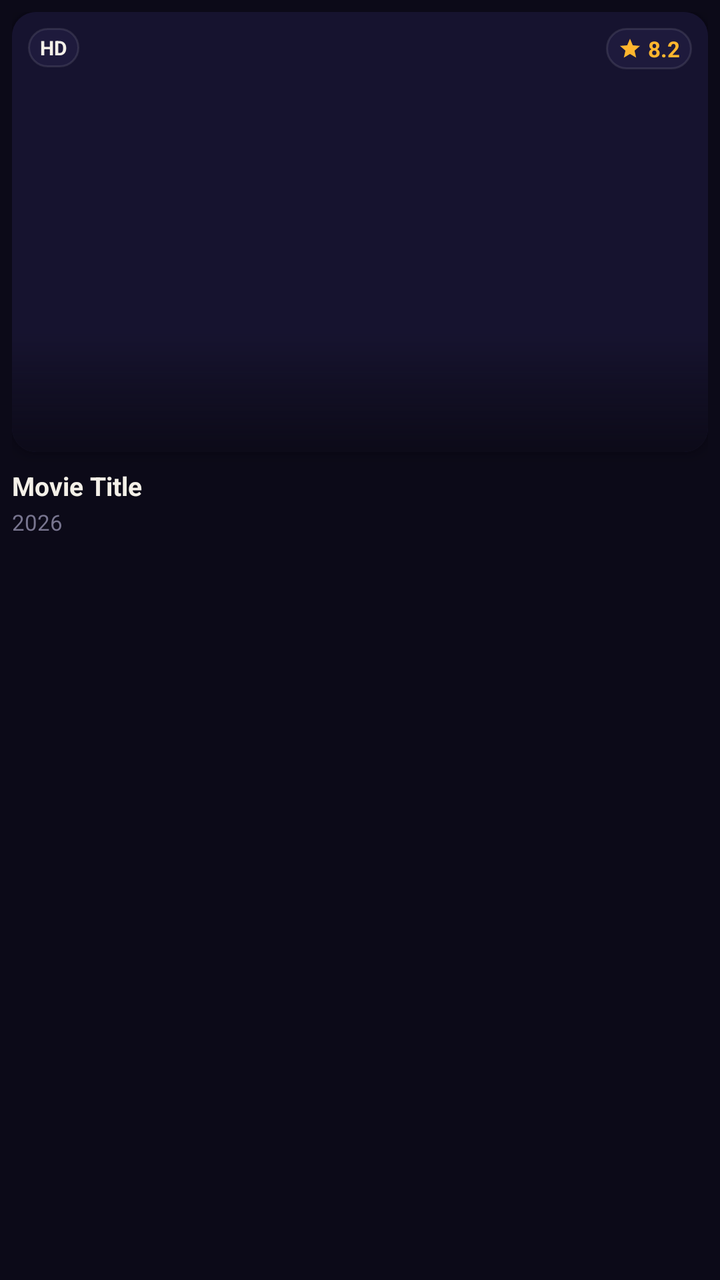
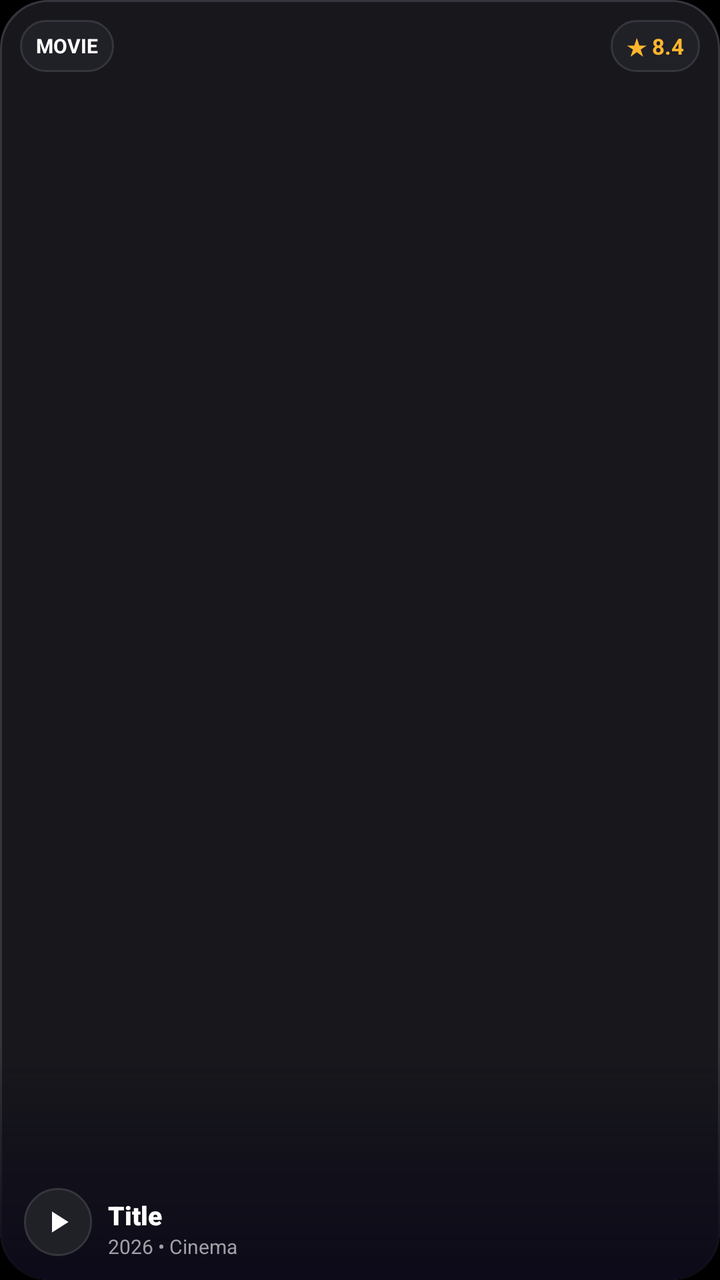

Two renders of the same Android screen: before a commit and after it. Below are the layout's source before the change and the commit's diff.
<!-- AndroidManifest.xml: application theme Theme.ElitePlex -->
<!-- res/layout/item_content_poster_grid.xml -->
<?xml version="1.0" encoding="utf-8"?>
<LinearLayout xmlns:android="http://schemas.android.com/apk/res/android"
    xmlns:app="http://schemas.android.com/apk/res-auto"
    android:layout_width="match_parent"
    android:layout_height="wrap_content"
    android:orientation="vertical"
    android:padding="6dp"
    android:clickable="true"
    android:focusable="true"
    android:foreground="?attr/selectableItemBackground">

    <androidx.cardview.widget.CardView
        android:layout_width="match_parent"
        android:layout_height="220dp"
        app:cardCornerRadius="12dp"
        app:cardElevation="4dp"
        app:cardBackgroundColor="@color/bg_surface">

        <ImageView
            android:id="@+id/iv_poster"
            android:layout_width="match_parent"
            android:layout_height="match_parent"
            android:scaleType="centerCrop"
            android:background="@drawable/bg_poster_placeholder"
            android:contentDescription="Poster" />

        <View
            android:layout_width="match_parent"
            android:layout_height="60dp"
            android:layout_gravity="bottom"
            android:background="@drawable/bg_gradient_overlay" />

        
        <LinearLayout
            android:id="@+id/layout_rating"
            android:layout_width="wrap_content"
            android:layout_height="wrap_content"
            android:layout_gravity="top|end"
            android:layout_margin="8dp"
            android:gravity="center_vertical"
            android:background="@drawable/bg_chip"
            android:paddingHorizontal="6dp"
            android:paddingVertical="3dp">

            <ImageView
                android:layout_width="12dp"
                android:layout_height="12dp"
                android:src="@drawable/ic_star"
                android:contentDescription="Rating" />

            <TextView
                android:id="@+id/tv_rating"
                android:layout_width="wrap_content"
                android:layout_height="wrap_content"
                android:layout_marginStart="3dp"
                android:text="8.2"
                android:textColor="@color/accent_gold"
                android:textSize="11sp"
                android:textStyle="bold" />
        </LinearLayout>

        
        <TextView
            android:id="@+id/tv_badge_type"
            android:layout_width="wrap_content"
            android:layout_height="wrap_content"
            android:layout_gravity="top|start"
            android:layout_margin="8dp"
            android:background="@drawable/bg_chip"
            android:paddingHorizontal="6dp"
            android:paddingVertical="3dp"
            android:text="HD"
            android:textAllCaps="true"
            android:textColor="@color/text_primary"
            android:textSize="10sp"
            android:textStyle="bold" />
    </androidx.cardview.widget.CardView>

    <TextView
        android:id="@+id/tv_title"
        android:layout_width="match_parent"
        android:layout_height="wrap_content"
        android:layout_marginTop="8dp"
        android:ellipsize="end"
        android:maxLines="1"
        android:text="Movie Title"
        android:textColor="@color/text_primary"
        android:textSize="13sp"
        android:textStyle="bold" />

    <TextView
        android:id="@+id/tv_year"
        android:layout_width="match_parent"
        android:layout_height="wrap_content"
        android:layout_marginTop="2dp"
        android:text="2026"
        android:textColor="@color/text_dim"
        android:textSize="11sp" />

</LinearLayout>
<!-- resources referenced by this layout -->
<resources>
  <color name="accent_gold">#FFB62E</color>
  <color name="bg_surface">#16132F</color>
  <color name="text_dim">#78758F</color>
  <color name="text_primary">#F4F0E8</color>
  <!-- drawable bg_chip (drawable) -->
  <?xml version="1.0" encoding="utf-8"?>
  <shape xmlns:android="http://schemas.android.com/apk/res/android">
      <solid android:color="@color/chip_bg" />
      <corners android:radius="999dp" />
      <stroke
          android:width="1dp"
          android:color="@color/card_stroke" />
  </shape>
  <!-- drawable bg_gradient_overlay (drawable) -->
  <?xml version="1.0" encoding="utf-8"?>
  <shape xmlns:android="http://schemas.android.com/apk/res/android">
      <gradient
          android:angle="270"
          android:startColor="#00000000"
          android:centerColor="#880C0A18"
          android:endColor="#FF0C0A18" />
  </shape>
  <!-- drawable bg_poster_placeholder (drawable) -->
  <?xml version="1.0" encoding="utf-8"?>
  <shape xmlns:android="http://schemas.android.com/apk/res/android">
      <solid android:color="@color/bg_surface" />
      <corners android:radius="10dp" />
  </shape>
  <!-- drawable ic_star (drawable) -->
  <vector xmlns:android="http://schemas.android.com/apk/res/android"
      android:width="24dp"
      android:height="24dp"
      android:viewportWidth="24"
      android:viewportHeight="24">
      <path
          android:fillColor="@color/accent_gold"
          android:pathData="M12,17.27L18.18,21l-1.64,-7.03L22,9.24l-7.19,-0.61L12,2 9.19,8.63 2,9.24l5.46,4.73L5.82,21z"/>
  </vector>
  <style name="Theme.ElitePlex" parent="Theme.Material3.Dark.NoActionBar">
          <item name="android:windowBackground">@color/bg_dark</item>
          <item name="android:statusBarColor">@color/bg_dark</item>
          <item name="android:navigationBarColor">@color/bg_dark</item>
          <item name="colorPrimary">@color/accent_gold</item>
          <item name="colorOnPrimary">@color/accent_gold_dark</item>
          <item name="colorSecondary">@color/accent_hot</item>
          <item name="colorSurface">@color/bg_surface</item>
          <item name="colorOnSurface">@color/text_primary</item>
          <item name="android:textColorPrimary">@color/text_primary</item>
          <item name="android:textColorSecondary">@color/text_secondary</item>
      </style>
  <color name="chip_bg">#1E1A3C</color>
  <color name="card_stroke">#1AFFFFFF</color>
  <color name="bg_dark">#0C0A18</color>
  <color name="accent_gold_dark">#1C1300</color>
  <color name="accent_hot">#FF4F6D</color>
  <color name="text_secondary">#A7A4C0</color>
</resources>

<!-- the commit's change to res/layout/item_content_poster_grid.xml (unified diff, before → after) -->
@@ -1,59 +1,69 @@
 <?xml version="1.0" encoding="utf-8"?>
-<LinearLayout xmlns:android="http://schemas.android.com/apk/res/android"
+<androidx.cardview.widget.CardView xmlns:android="http://schemas.android.com/apk/res/android"
     xmlns:app="http://schemas.android.com/apk/res-auto"
     android:layout_width="match_parent"
-    android:layout_height="wrap_content"
-    android:orientation="vertical"
-    android:padding="6dp"
+    android:layout_height="270dp"
+    android:layout_margin="6dp"
     android:clickable="true"
     android:focusable="true"
-    android:foreground="?attr/selectableItemBackground">
+    android:foreground="?attr/selectableItemBackground"
+    app:cardCornerRadius="24dp"
+    app:cardElevation="4dp"
+    app:cardBackgroundColor="@color/bg_card">
 
-    <androidx.cardview.widget.CardView
+    <androidx.constraintlayout.widget.ConstraintLayout
         android:layout_width="match_parent"
-        android:layout_height="220dp"
-        app:cardCornerRadius="12dp"
-        app:cardElevation="4dp"
-        app:cardBackgroundColor="@color/bg_surface">
+        android:layout_height="match_parent">
 
+        
         <ImageView
             android:id="@+id/iv_poster"
-            android:layout_width="match_parent"
-            android:layout_height="match_parent"
+            android:layout_width="0dp"
+            android:layout_height="0dp"
             android:scaleType="centerCrop"
             android:background="@drawable/bg_poster_placeholder"
-            android:contentDescription="Poster" />
+            android:contentDescription="Poster"
+            app:layout_constraintTop_toTopOf="parent"
+            app:layout_constraintBottom_toBottomOf="parent"
+            app:layout_constraintStart_toStartOf="parent"
+            app:layout_constraintEnd_toEndOf="parent" />
 
+        
         <View
-            android:layout_width="match_parent"
-            android:layout_height="60dp"
-            android:layout_gravity="bottom"
-            android:background="@drawable/bg_gradient_overlay" />
+            android:layout_width="0dp"
+            android:layout_height="0dp"
+            android:background="@drawable/bg_card_24"
+            app:layout_constraintTop_toTopOf="parent"
+            app:layout_constraintBottom_toBottomOf="parent"
+            app:layout_constraintStart_toStartOf="parent"
+            app:layout_constraintEnd_toEndOf="parent" />
+
+        
+        <View
+            android:layout_width="0dp"
+            android:layout_height="120dp"
+            android:background="@drawable/bg_gradient_overlay"
+            app:layout_constraintBottom_toBottomOf="parent"
+            app:layout_constraintStart_toStartOf="parent"
+            app:layout_constraintEnd_toEndOf="parent" />
 
         
         <LinearLayout
             android:id="@+id/layout_rating"
             android:layout_width="wrap_content"
-            android:layout_height="wrap_content"
-            android:layout_gravity="top|end"
-            android:layout_margin="8dp"
-            android:gravity="center_vertical"
+            android:layout_height="26dp"
+            android:layout_margin="10dp"
             android:background="@drawable/bg_chip"
-            android:paddingHorizontal="6dp"
-            android:paddingVertical="3dp">
-
-            <ImageView
-                android:layout_width="12dp"
-                android:layout_height="12dp"
-                android:src="@drawable/ic_star"
-                android:contentDescription="Rating" />
+            android:gravity="center"
+            android:paddingHorizontal="8dp"
+            app:layout_constraintTop_toTopOf="parent"
+            app:layout_constraintEnd_toEndOf="parent">
 
             <TextView
                 android:id="@+id/tv_rating"
                 android:layout_width="wrap_content"
                 android:layout_height="wrap_content"
-                android:layout_marginStart="3dp"
-                android:text="8.2"
+                android:text="★ 8.4"
                 android:textColor="@color/accent_gold"
                 android:textSize="11sp"
                 android:textStyle="bold" />
@@ -63,38 +73,66 @@
         <TextView
             android:id="@+id/tv_badge_type"
             android:layout_width="wrap_content"
-            android:layout_height="wrap_content"
-            android:layout_gravity="top|start"
-            android:layout_margin="8dp"
+            android:layout_height="26dp"
+            android:layout_margin="10dp"
             android:background="@drawable/bg_chip"
-            android:paddingHorizontal="6dp"
-            android:paddingVertical="3dp"
-            android:text="HD"
+            android:gravity="center"
+            android:paddingHorizontal="8dp"
+            android:text="MOVIE"
             android:textAllCaps="true"
             android:textColor="@color/text_primary"
             android:textSize="10sp"
-            android:textStyle="bold" />
-    </androidx.cardview.widget.CardView>
+            android:textStyle="bold"
+            app:layout_constraintTop_toTopOf="parent"
+            app:layout_constraintStart_toStartOf="parent" />
 
-    <TextView
-        android:id="@+id/tv_title"
-        android:layout_width="match_parent"
-        android:layout_height="wrap_content"
-        android:layout_marginTop="8dp"
-        android:ellipsize="end"
-        android:maxLines="1"
-        android:text="Movie Title"
-        android:textColor="@color/text_primary"
-        android:textSize="13sp"
-        android:textStyle="bold" />
+        
+        <ImageView
+            android:id="@+id/iv_card_play"
+            android:layout_width="34dp"
+            android:layout_height="34dp"
+            android:layout_marginStart="12dp"
+            android:layout_marginBottom="12dp"
+            android:background="@drawable/bg_chip"
+            android:padding="8dp"
+            android:src="@drawable/ic_play_arrow"
+            app:tint="@color/white"
+            android:contentDescription="Play"
+            app:layout_constraintBottom_toBottomOf="parent"
+            app:layout_constraintStart_toStartOf="parent" />
 
-    <TextView
-        android:id="@+id/tv_year"
-        android:layout_width="match_parent"
-        android:layout_height="wrap_content"
-        android:layout_marginTop="2dp"
-        android:text="2026"
-        android:textColor="@color/text_dim"
-        android:textSize="11sp" />
+        
+        <LinearLayout
+            android:layout_width="0dp"
+            android:layout_height="wrap_content"
+            android:layout_marginStart="8dp"
+            android:layout_marginEnd="10dp"
+            android:layout_marginBottom="10dp"
+            android:orientation="vertical"
+            app:layout_constraintBottom_toBottomOf="parent"
+            app:layout_constraintStart_toEndOf="@id/iv_card_play"
+            app:layout_constraintEnd_toEndOf="parent">
 
-</LinearLayout>
+            <TextView
+                android:id="@+id/tv_title"
+                android:layout_width="match_parent"
+                android:layout_height="wrap_content"
+                android:ellipsize="end"
+                android:fontFamily="sans-serif-black"
+                android:maxLines="1"
+                android:text="Title"
+                android:textColor="@color/text_primary"
+                android:textSize="13sp" />
+
+            <TextView
+                android:id="@+id/tv_year"
+                android:layout_width="match_parent"
+                android:layout_height="wrap_content"
+                android:text="2026 • Cinema"
+                android:textColor="@color/text_secondary"
+                android:textSize="10sp" />
+        </LinearLayout>
+
+    </androidx.constraintlayout.widget.ConstraintLayout>
+
+</androidx.cardview.widget.CardView>
<!-- resource entries referenced after the edit -->
@@ -1,9 +1,9 @@
 <!-- resources referenced by this layout -->
 <resources>
   <color name="accent_gold">#FFB62E</color>
-  <color name="bg_surface">#16132F</color>
-  <color name="text_dim">#78758F</color>
-  <color name="text_primary">#F4F0E8</color>
+  <color name="bg_card">#18181C</color>
+  <color name="bg_surface">#18181C</color>
+  <color name="text_primary">#FFFFFF</color>
   <!-- drawable bg_chip (drawable) -->
   <?xml version="1.0" encoding="utf-8"?>
   <shape xmlns:android="http://schemas.android.com/apk/res/android">
@@ -28,15 +28,15 @@
       <solid android:color="@color/bg_surface" />
       <corners android:radius="10dp" />
   </shape>
-  <!-- drawable ic_star (drawable) -->
+  <!-- drawable ic_play_arrow (drawable) -->
   <vector xmlns:android="http://schemas.android.com/apk/res/android"
       android:width="24dp"
       android:height="24dp"
       android:viewportWidth="24"
       android:viewportHeight="24">
       <path
-          android:fillColor="@color/accent_gold"
-          android:pathData="M12,17.27L18.18,21l-1.64,-7.03L22,9.24l-7.19,-0.61L12,2 9.19,8.63 2,9.24l5.46,4.73L5.82,21z"/>
+          android:fillColor="@color/white"
+          android:pathData="M8,5v14l11,-7z"/>
   </vector>
   <style name="Theme.ElitePlex" parent="Theme.Material3.Dark.NoActionBar">
           <item name="android:windowBackground">@color/bg_dark</item>
@@ -44,17 +44,29 @@
           <item name="android:navigationBarColor">@color/bg_dark</item>
           <item name="colorPrimary">@color/accent_gold</item>
           <item name="colorOnPrimary">@color/accent_gold_dark</item>
-          <item name="colorSecondary">@color/accent_hot</item>
+          <item name="colorSecondary">@color/floating_green</item>
           <item name="colorSurface">@color/bg_surface</item>
           <item name="colorOnSurface">@color/text_primary</item>
           <item name="android:textColorPrimary">@color/text_primary</item>
           <item name="android:textColorSecondary">@color/text_secondary</item>
       </style>
-  <color name="chip_bg">#1E1A3C</color>
-  <color name="card_stroke">#1AFFFFFF</color>
-  <color name="bg_dark">#0C0A18</color>
-  <color name="accent_gold_dark">#1C1300</color>
-  <color name="accent_hot">#FF4F6D</color>
-  <color name="text_secondary">#A7A4C0</color>
+  <color name="border">#35353D</color>
+  <color name="chip_bg">#202027</color>
+  <color name="card_stroke">#35353D</color>
+  <color name="bg_dark">#000000</color>
+  <color name="accent_gold_dark">#1A1400</color>
+  <color name="floating_green">#00E676</color>
+  <color name="text_secondary">#A0A0A8</color>
+  <color name="white">#FFFFFF</color>
+  <!-- drawable bg_card_24 (drawable) -->
+  <?xml version="1.0" encoding="utf-8"?>
+  <shape xmlns:android="http://schemas.android.com/apk/res/android"
+      android:shape="rectangle">
+      <corners android:radius="24dp" />
+      <solid android:color="@color/bg_card" />
+      <stroke
+          android:width="1dp"
+          android:color="@color/border" />
+  </shape>
 </resources>
 
